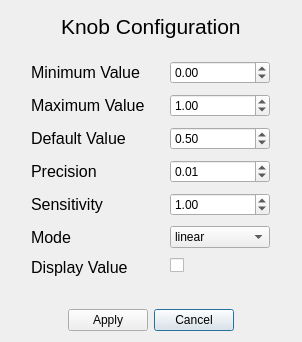
Old version of the form src/pyfx/ui/knob_config_dialog.ui in the repository keatoncscheible/gfx_dev_app.
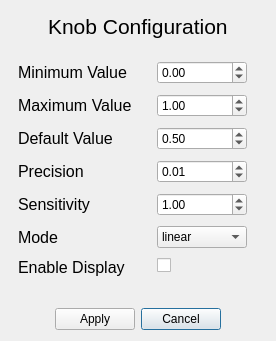
New version of the form.

Diff of the .ui file:
```diff
--- a/src/pyfx/ui/knob_config_dialog.ui
+++ b/src/pyfx/ui/knob_config_dialog.ui
@@ -6,8 +6,8 @@
    <rect>
     <x>0</x>
     <y>0</y>
-    <width>302</width>
-    <height>342</height>
+    <width>276</width>
+    <height>341</height>
    </rect>
   </property>
   <property name="windowTitle">
@@ -310,7 +310,7 @@
         </font>
        </property>
        <property name="text">
-        <string>Display Value</string>
+        <string>Enable Display</string>
        </property>
       </widget>
      </item>
```
Left out of the diff: 6 changed lines with no effect on the pictures.
